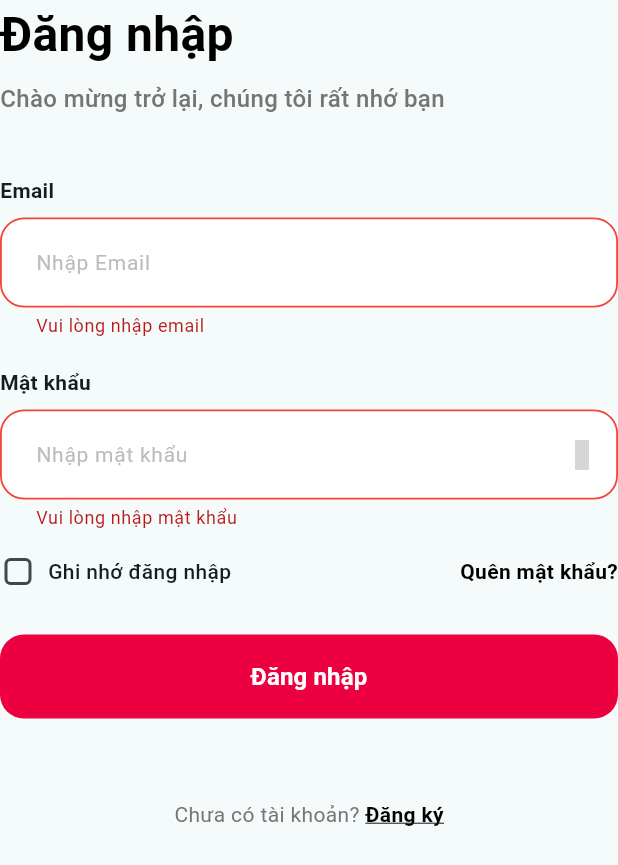
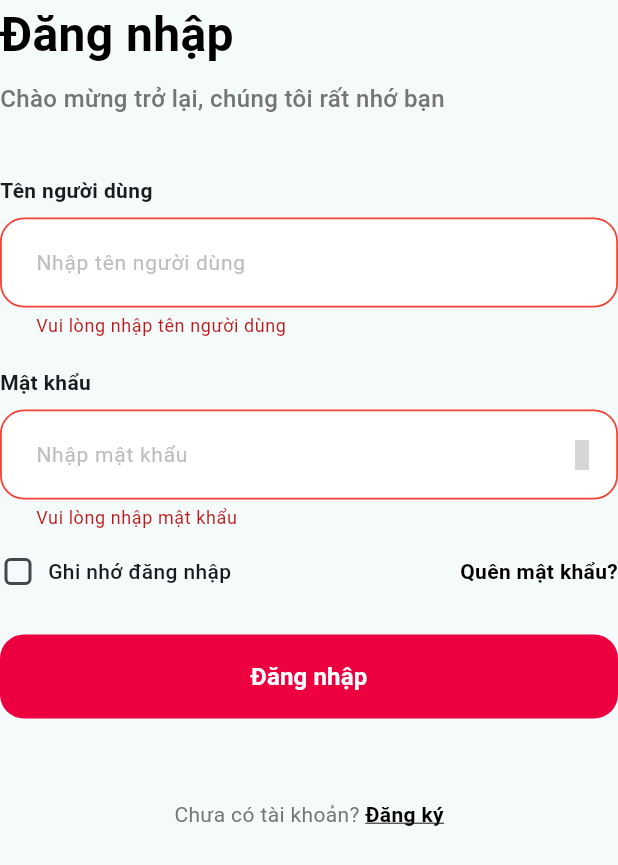
Before and after one commit to Huyen0306/flutter_mobile, a Flutter app: the LoginForm widget shown alone on an empty page, opened directly with empty values, after a tap on "Đăng nhập", on a phone screen of 412 x 824 dp. Shown: the top 865 px of the screen. Run offline on Flutter 3.47's test engine with Material 3 defaults, Android fonts, the phone set to English and light mode, and no system bars; our stand-ins replace dio, iconsax; accounts and stored records are empty; grey boxes are pictures that could not be loaded.

Commit message:
chỉnh lại giao diện login và register

```diff
--- a/lib/presentation/bai4/login_form.dart
+++ b/lib/presentation/bai4/login_form.dart
@@ -18,9 +18,12 @@ class _LoginFormState extends State<LoginForm> {
 
   void _handleLogin() {
     if (_formKey.currentState!.validate()) {
-      ScaffoldMessenger.of(
-        context,
-      ).showSnackBar(const SnackBar(content: Text('Đang xử lý đăng nhập')));
+      ScaffoldMessenger.of(context).showSnackBar(
+        const SnackBar(
+          content: Text('Đăng nhập thành công'),
+          backgroundColor: Colors.green,
+        ),
+      );
     }
   }
 
@@ -50,17 +53,17 @@ class _LoginFormState extends State<LoginForm> {
           ),
           const SizedBox(height: 40),
 
-          // Email
-          const Text("Email", style: TextStyle(fontWeight: FontWeight.bold)),
+          // Username
+          const Text(
+            "Tên người dùng",
+            style: TextStyle(fontWeight: FontWeight.bold),
+          ),
           const SizedBox(height: 8),
           TextFormField(
-            decoration: inputDecoration("Nhập Email"),
+            decoration: inputDecoration("Nhập tên người dùng"),
             validator: (value) {
               if (value == null || value.isEmpty) {
-                return 'Vui lòng nhập email';
-              }
-              if (!value.contains('@')) {
-                return 'Vui lòng nhập email hợp lệ';
+                return 'Vui lòng nhập tên người dùng';
               }
               return null;
             },
@@ -83,9 +86,15 @@ class _LoginFormState extends State<LoginForm> {
                     setState(() => _obscurePassword = !_obscurePassword),
               ),
             ),
-            validator: (value) => value == null || value.isEmpty
-                ? 'Vui lòng nhập mật khẩu'
-                : null,
+            validator: (value) {
+              if (value == null || value.isEmpty) {
+                return 'Vui lòng nhập mật khẩu';
+              }
+              if (value.length < 6) {
+                return 'Mật khẩu phải có ít nhất 6 ký tự';
+              }
+              return null;
+            },
           ),
 
           const SizedBox(height: 16),
--- a/lib/presentation/bai4/login_register_screen.dart
+++ b/lib/presentation/bai4/login_register_screen.dart
@@ -1,5 +1,4 @@
 import 'package:flutter/material.dart';
-import 'package:iconsax/iconsax.dart';
 import '../widgets/app_drawer.dart';
 import '../widgets/custom_menu_button.dart';
 import 'login_form.dart';
@@ -32,7 +31,7 @@ class _LoginRegisterScreenState extends State<LoginRegisterScreen> {
             padding: EdgeInsets.only(
               left: 24,
               right: 24,
-              top: MediaQuery.of(context).padding.top + 50,
+              top: MediaQuery.of(context).padding.top + 80,
               bottom: 10,
             ),
             child: _isLogin
--- a/lib/presentation/bai4/register_form.dart
+++ b/lib/presentation/bai4/register_form.dart
@@ -33,9 +33,12 @@ class _RegisterFormState extends State<RegisterForm> {
         );
         return;
       }
-      ScaffoldMessenger.of(
-        context,
-      ).showSnackBar(const SnackBar(content: Text('Đang xử lý đăng ký')));
+      ScaffoldMessenger.of(context).showSnackBar(
+        const SnackBar(
+          content: Text('Đăng ký thành công'),
+          backgroundColor: Colors.green,
+        ),
+      );
     }
   }
 
```
